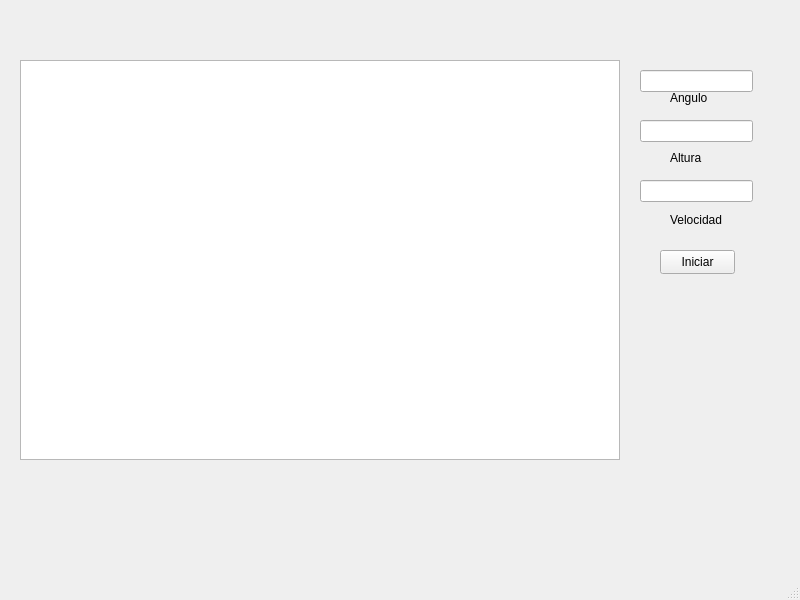
This is misil_game/mainwindow.ui in angel-espinosada/laboratorio_5 as Qt 5 draws it before an edit. The edited form follows.
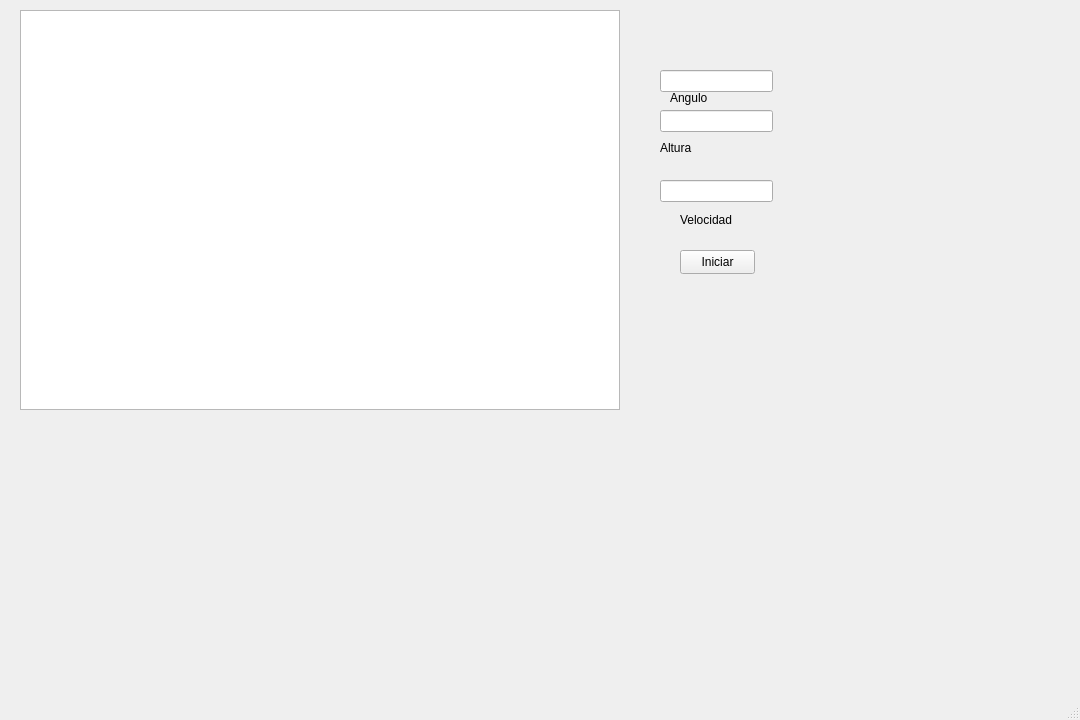
This is the edited form.

The edit to the form file:
```diff
--- a/misil_game/mainwindow.ui
+++ b/misil_game/mainwindow.ui
@@ -6,8 +6,8 @@
    <rect>
     <x>0</x>
     <y>0</y>
-    <width>800</width>
-    <height>600</height>
+    <width>1080</width>
+    <height>720</height>
    </rect>
   </property>
   <property name="windowTitle">
@@ -17,7 +17,7 @@
    <widget class="QLineEdit" name="Angulo">
     <property name="geometry">
      <rect>
-      <x>640</x>
+      <x>660</x>
       <y>70</y>
       <width>113</width>
       <height>22</height>
@@ -27,8 +27,8 @@
    <widget class="QLineEdit" name="Altura">
     <property name="geometry">
      <rect>
-      <x>640</x>
-      <y>120</y>
+      <x>660</x>
+      <y>110</y>
       <width>113</width>
       <height>22</height>
      </rect>
@@ -50,8 +50,8 @@
    <widget class="QLabel" name="label_2">
     <property name="geometry">
      <rect>
-      <x>670</x>
-      <y>150</y>
+      <x>660</x>
+      <y>140</y>
       <width>49</width>
       <height>16</height>
      </rect>
@@ -63,7 +63,7 @@
    <widget class="QLabel" name="label_3">
     <property name="geometry">
      <rect>
-      <x>670</x>
+      <x>680</x>
       <y>210</y>
       <width>71</width>
       <height>20</height>
@@ -76,7 +76,7 @@
    <widget class="QLineEdit" name="velocidad">
     <property name="geometry">
      <rect>
-      <x>640</x>
+      <x>660</x>
       <y>180</y>
       <width>113</width>
       <height>22</height>
@@ -87,7 +87,7 @@
     <property name="geometry">
      <rect>
       <x>20</x>
-      <y>60</y>
+      <y>10</y>
       <width>600</width>
       <height>400</height>
      </rect>
@@ -96,7 +96,7 @@
    <widget class="QPushButton" name="pushButton">
     <property name="geometry">
      <rect>
-      <x>660</x>
+      <x>680</x>
       <y>250</y>
       <width>75</width>
       <height>24</height>
```
Left out of the diff: 2 changed lines with no effect on the pictures.
